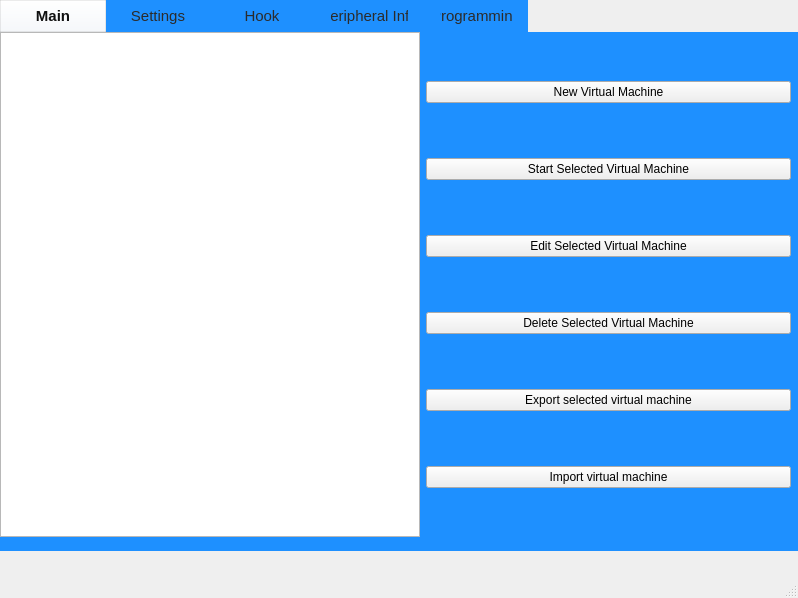
The window that ui/Main.ui (wjqsec/EmuGUI) describes before a commit, drawn with Qt 5.
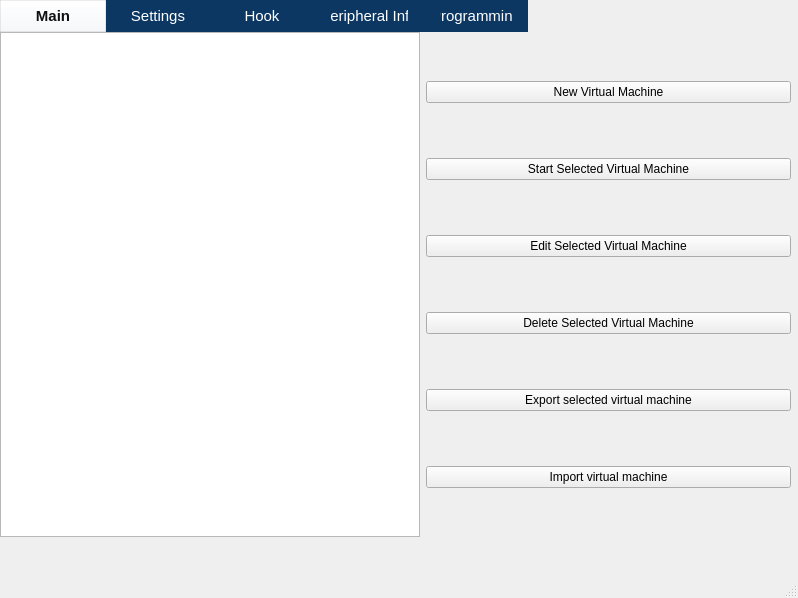
The same window after the commit.

Diff of the .ui file:
```diff
--- a/ui/Main.ui
+++ b/ui/Main.ui
@@ -41,25 +41,25 @@
        <property name="styleSheet">
 
         <string notr="true">QTabWidget#tabWidget::pane {
-         background: #1E90FF; 
-         border: none;
-        }
+         background: transparent;
+              border: none;
+              }
 
-        QTabWidget#tabWidget QTabBar {
-         qproperty-expanding: false;
-         margin-left: auto;
-         margin-right: auto;
-         spacing: 6px;
-        }
+              QTabWidget#tabWidget QTabBar {
+              qproperty-expanding: false;
+              margin-left: auto;
+              margin-right: auto;
+              spacing: 6px;
+              }
 
-        QTabWidget#tabWidget QTabBar::tab {
-         background: #1E90FF;
-         color: #2b2b2b;
-         padding: 8px 16px;
-         border-radius: 0px;
-         font-size: 15px;
-         min-width: 72px;
-        }
+              QTabWidget#tabWidget QTabBar::tab {
+              background: #0c3763;
+              color: #ffffff;
+              padding: 8px 16px;
+              border-radius: 0px;
+              font-size: 15px;
+              min-width: 72px;
+              }
 
         QTabWidget#tabWidget QTabBar::tab:hover {
          background: rgba(0,0,0,0.04);
```
